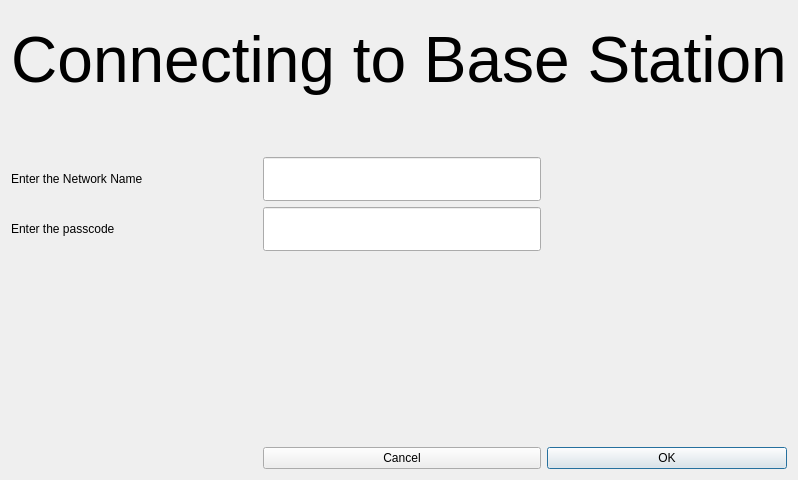
rmick/Combobulator, file OtaWindow.ui: the form before one commit.
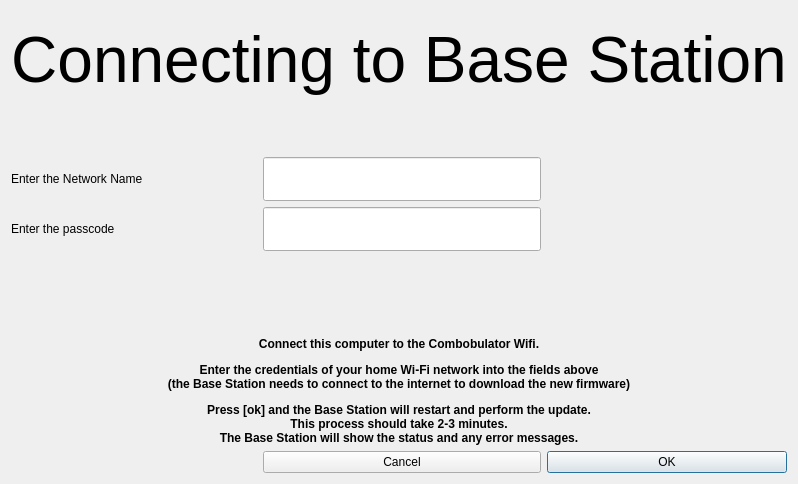
The form after the commit.

Diff of the .ui file:
```diff
--- a/OtaWindow.ui
+++ b/OtaWindow.ui
@@ -17,6 +17,19 @@
    <string notr="true"/>
   </property>
   <layout class="QGridLayout" name="gridLayout">
+   <item row="3" column="3">
+    <spacer name="horizontalSpacer_2">
+     <property name="orientation">
+      <enum>Qt::Horizontal</enum>
+     </property>
+     <property name="sizeHint" stdset="0">
+      <size>
+       <width>40</width>
+       <height>20</height>
+      </size>
+     </property>
+    </spacer>
+   </item>
    <item row="1" column="2">
     <spacer name="verticalSpacer_2">
      <property name="orientation">
@@ -33,8 +46,8 @@
      </property>
     </spacer>
    </item>
-   <item row="3" column="3">
-    <spacer name="horizontalSpacer_2">
+   <item row="8" column="0">
+    <spacer name="horizontalSpacer">
      <property name="orientation">
       <enum>Qt::Horizontal</enum>
      </property>
@@ -46,38 +59,6 @@
      </property>
     </spacer>
    </item>
-   <item row="3" column="0">
-    <widget class="QLabel" name="label_PSWD">
-     <property name="text">
-      <string>Enter the passcode</string>
-     </property>
-    </widget>
-   </item>
-   <item row="3" column="2">
-    <widget class="QLineEdit" name="lineEdit_password">
-     <property name="font">
-      <font>
-       <pointsize>24</pointsize>
-      </font>
-     </property>
-     <property name="echoMode">
-      <enum>QLineEdit::Password</enum>
-     </property>
-    </widget>
-   </item>
-   <item row="4" column="2">
-    <spacer name="verticalSpacer">
-     <property name="orientation">
-      <enum>Qt::Vertical</enum>
-     </property>
-     <property name="sizeHint" stdset="0">
-      <size>
-       <width>20</width>
-       <height>40</height>
-      </size>
-     </property>
-    </spacer>
-   </item>
    <item row="2" column="2">
     <widget class="QLineEdit" name="lineEdit_ssidName">
      <property name="font">
@@ -87,58 +68,6 @@
      </property>
     </widget>
    </item>
-   <item row="2" column="0">
-    <widget class="QLabel" name="label_SSID">
-     <property name="text">
-      <string>Enter the Network Name</string>
-     </property>
-    </widget>
-   </item>
-   <item row="7" column="2">
-    <widget class="QPushButton" name="btn_cancel">
-     <property name="sizePolicy">
-      <sizepolicy hsizetype="Preferred" vsizetype="Preferred">
-       <horstretch>0</horstretch>
-       <verstretch>0</verstretch>
-      </sizepolicy>
-     </property>
-     <property name="styleSheet">
-      <string notr="true"/>
-     </property>
-     <property name="text">
-      <string>Cancel</string>
-     </property>
-    </widget>
-   </item>
-   <item row="7" column="3">
-    <widget class="QPushButton" name="btn_Ok">
-     <property name="sizePolicy">
-      <sizepolicy hsizetype="Preferred" vsizetype="Preferred">
-       <horstretch>0</horstretch>
-       <verstretch>0</verstretch>
-      </sizepolicy>
-     </property>
-     <property name="text">
-      <string>OK</string>
-     </property>
-     <property name="default">
-      <bool>true</bool>
-     </property>
-    </widget>
-   </item>
-   <item row="7" column="0">
-    <spacer name="horizontalSpacer">
-     <property name="orientation">
-      <enum>Qt::Horizontal</enum>
-     </property>
-     <property name="sizeHint" stdset="0">
-      <size>
-       <width>40</width>
-       <height>20</height>
-      </size>
-     </property>
-    </spacer>
-   </item>
    <item row="0" column="0" colspan="4">
     <widget class="QLabel" name="label_Connecting">
      <property name="minimumSize">
@@ -162,6 +91,84 @@
      </property>
     </widget>
    </item>
+   <item row="2" column="0">
+    <widget class="QLabel" name="label_SSID">
+     <property name="text">
+      <string>Enter the Network Name</string>
+     </property>
+    </widget>
+   </item>
+   <item row="8" column="2">
+    <widget class="QPushButton" name="btn_cancel">
+     <property name="sizePolicy">
+      <sizepolicy hsizetype="Preferred" vsizetype="Preferred">
+       <horstretch>0</horstretch>
+       <verstretch>0</verstretch>
+      </sizepolicy>
+     </property>
+     <property name="styleSheet">
+      <string notr="true"/>
+     </property>
+     <property name="text">
+      <string>Cancel</string>
+     </property>
+    </widget>
+   </item>
+   <item row="3" column="2">
+    <widget class="QLineEdit" name="lineEdit_password">
+     <property name="font">
+      <font>
+       <pointsize>24</pointsize>
+      </font>
+     </property>
+     <property name="echoMode">
+      <enum>QLineEdit::Password</enum>
+     </property>
+    </widget>
+   </item>
+   <item row="3" column="0">
+    <widget class="QLabel" name="label_PSWD">
+     <property name="text">
+      <string>Enter the passcode</string>
+     </property>
+    </widget>
+   </item>
+   <item row="8" column="3">
+    <widget class="QPushButton" name="btn_Ok">
+     <property name="sizePolicy">
+      <sizepolicy hsizetype="Preferred" vsizetype="Preferred">
+       <horstretch>0</horstretch>
+       <verstretch>0</verstretch>
+      </sizepolicy>
+     </property>
+     <property name="text">
+      <string>OK</string>
+     </property>
+     <property name="default">
+      <bool>true</bool>
+     </property>
+    </widget>
+   </item>
+   <item row="5" column="2">
+    <spacer name="verticalSpacer">
+     <property name="orientation">
+      <enum>Qt::Vertical</enum>
+     </property>
+     <property name="sizeHint" stdset="0">
+      <size>
+       <width>20</width>
+       <height>40</height>
+      </size>
+     </property>
+    </spacer>
+   </item>
+   <item row="4" column="0" colspan="4">
+    <widget class="QLabel" name="label">
+     <property name="text">
+      <string>&lt;html&gt;&lt;head/&gt;&lt;body&gt;&lt;p align=&quot;center&quot;&gt;&lt;br/&gt;&lt;/p&gt;&lt;p align=&quot;center&quot;&gt;&lt;br/&gt;&lt;/p&gt;&lt;p align=&quot;center&quot;&gt;&lt;span style=&quot; font-weight:600;&quot;&gt;Connect this computer to the Combobulator Wifi.&lt;/span&gt;&lt;/p&gt;&lt;p align=&quot;center&quot;&gt;&lt;span style=&quot; font-weight:600;&quot;&gt;Enter the credentials of your home Wi-Fi network into the fields above&lt;br/&gt;(the Base Station needs to connect to the internet to download the new firmware)&lt;/span&gt;&lt;/p&gt;&lt;p align=&quot;center&quot;&gt;&lt;span style=&quot; font-weight:600;&quot;&gt;Press [ok] and the Base Station will restart and perform the update.&lt;br/&gt;This process should take 2-3 minutes.&lt;br/&gt;The Base Station will show the status and any error messages.&lt;/span&gt;&lt;/p&gt;&lt;/body&gt;&lt;/html&gt;</string>
+     </property>
+    </widget>
+   </item>
   </layout>
  </widget>
  <resources/>
```
